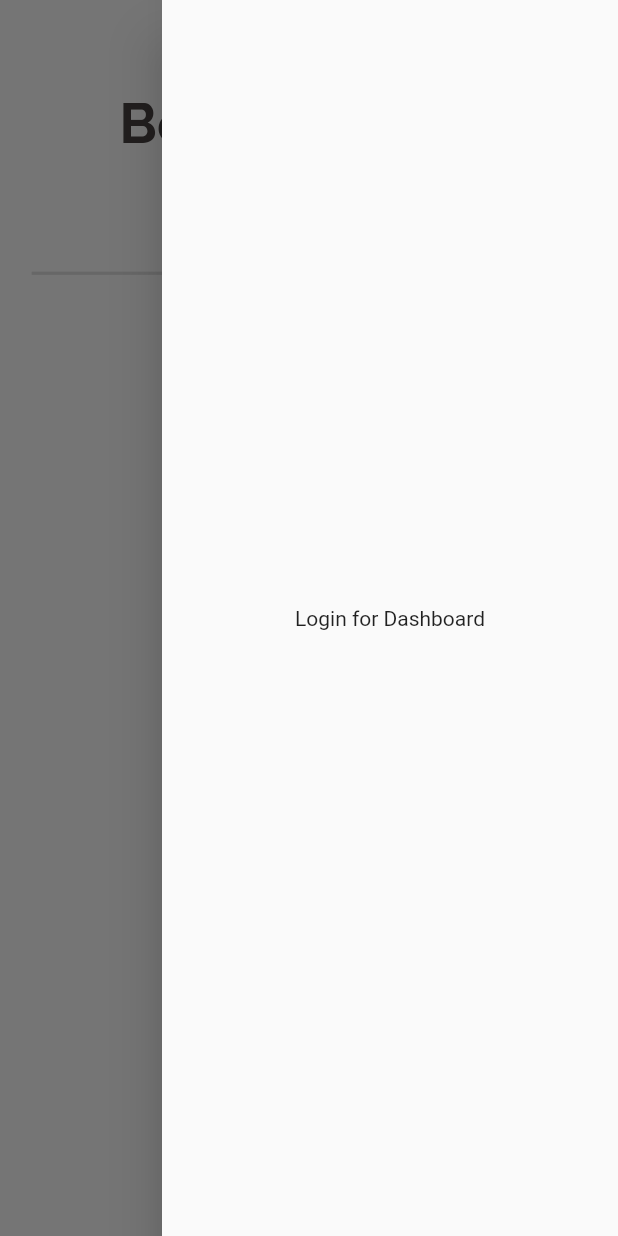
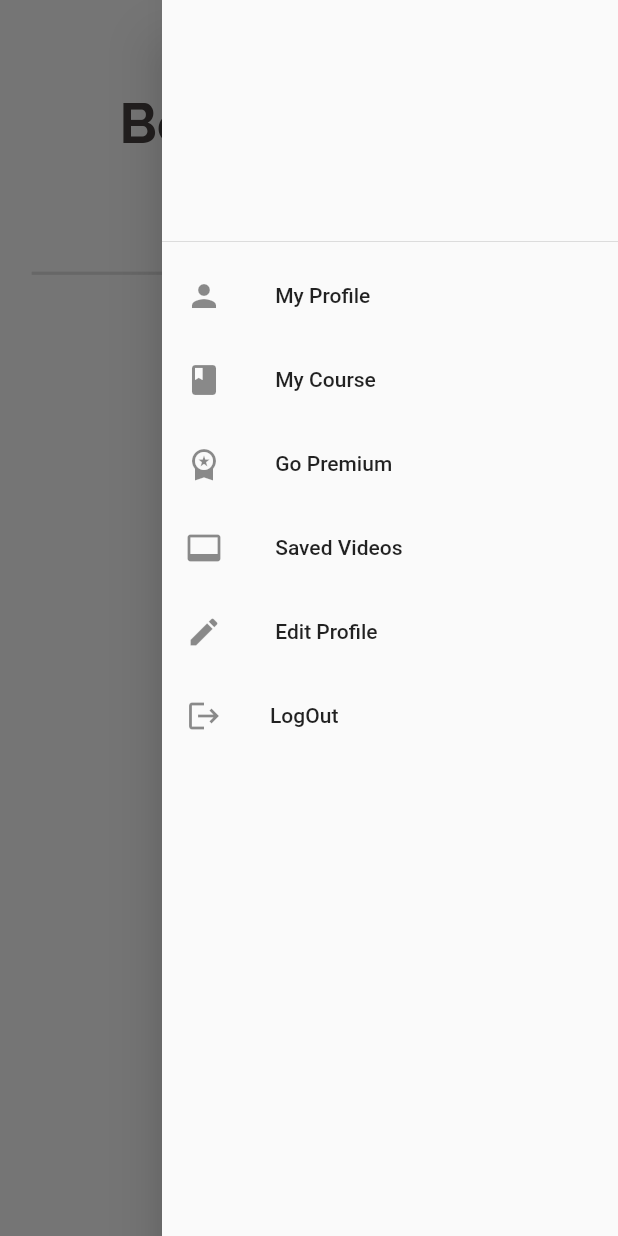
Before and after one commit to Rk-Thakur/Scanskill, a Flutter app: the HomePage screen opened directly, with the side drawer open, on a phone screen of 412 x 824 dp. Run offline on Flutter 3.47's test engine with Material 2 defaults, Android fonts, the phone set to English and light mode, and no system bars; our stand-ins replace bloc, cached_network_image, chewie, dio, equatable, firebase_auth and 11 more; accounts and stored records are empty; network calls fail.

Commit message:
issues solved

```diff
--- a/lib/features/authentication/auth_repository/auth_repository.dart
+++ b/lib/features/authentication/auth_repository/auth_repository.dart
@@ -69,10 +69,8 @@ class AuthRepository {
   }
 
   Future<void> logOut() async {
-    // final token = TokenService().getToken();
     try {
       await DioService().client.post(APIConstants.logout);
-
       TokenService().removeToken();
     } on DioError catch (e) {
       print(e.response);
--- a/lib/features/homepage/view/drawer.dart
+++ b/lib/features/homepage/view/drawer.dart
@@ -4,15 +4,17 @@ import 'package:online_learning_app/core/constants/color.dart';
 import 'package:online_learning_app/core/services/token_services.dart';
 import 'package:online_learning_app/core/ui/textStyle.dart';
 import 'package:online_learning_app/features/authentication/bloc/authentication_bloc.dart';
-import 'package:online_learning_app/features/utils/route.dart';
 
-import '../bloc/catergory_bloc.dart';
-
-class ProfileDrawer extends StatelessWidget {
+class ProfileDrawer extends StatefulWidget {
   const ProfileDrawer({
     Key? key,
   }) : super(key: key);
 
+  @override
+  State<ProfileDrawer> createState() => _ProfileDrawerState();
+}
+
+class _ProfileDrawerState extends State<ProfileDrawer> {
   @override
   Widget build(BuildContext context) {
     final token = TokenService().getToken();
@@ -24,14 +26,17 @@ class ProfileDrawer extends StatelessWidget {
                 child: CircularProgressIndicator(color: iconColor),
               );
             } else if (state.authStatus == AuthStatus.loggedOut) {
+              print('logged or');
               Scaffold.of(context).closeEndDrawer();
 
               Navigator.of(context)
                   .pushNamedAndRemoveUntil('/home', (route) => false);
             }
           },
-        child: token != null
-            ? ListView(
+          child:
+              //  token != null
+              //     ?
+              ListView(
             padding: EdgeInsets.zero,
             children: <Widget>[
               DrawerHeader(
@@ -43,24 +48,21 @@ class ProfileDrawer extends StatelessWidget {
                           color: iconColor,
                         ),
                       );
-                        } else if (state.profileStatus ==
-                            ProfileStatus.loaded) {
+                    } else if (state.profileStatus == ProfileStatus.loaded) {
                       return UserAccountsDrawerHeader(
                           accountName: Text(
                             "${state.userProfileModel.data!.firstName!} " +
                                 "${state.userProfileModel.data!.lastName!}",
                             style: textStyle(
-                                    color: textColor,
-                                    fontWeight: FontWeight.bold),
+                                color: textColor, fontWeight: FontWeight.bold),
                           ),
-                              decoration: const BoxDecoration(
-                                  color: Colors.transparent),
+                          decoration:
+                              const BoxDecoration(color: Colors.transparent),
                           accountEmail: Text(
                             // userState.userModel.email.toString(),
                             state.userProfileModel.data!.email!,
                             style: textStyle(
-                                    color: textColor,
-                                    fontWeight: FontWeight.bold),
+                                color: textColor, fontWeight: FontWeight.bold),
                           ),
                           currentAccountPictureSize: const Size.square(50),
                           currentAccountPicture: const CircleAvatar(
@@ -115,27 +117,27 @@ class ProfileDrawer extends StatelessWidget {
                 title: const Text('LogOut'),
                 onTap: () {
                   print('logout');
-
-                      context
-                          .read<AuthenticationBloc>()
-                          .add(AuthenticationLogoutRequested());
+                  setState(() {
+                    context.read<AuthenticationBloc>()
+                      ..add(AuthenticationLogoutRequested());
+                  });
                 },
               ),
             ],
           )
-            : Center(
-                child: Column(
-                  mainAxisAlignment: MainAxisAlignment.center,
-                  children: [
-                    const Text("Login for Dashboard"),
-                    // ElevatedButton(
-                    //     onPressed: () {
-                    //       Navigator.pushNamed(context, loginScreen);
-                    //     },
-                    //     child: const Text("Login"))
-                  ],
-                ),
-              ),
+          // : Center(
+          //     child: Column(
+          //       mainAxisAlignment: MainAxisAlignment.center,
+          //       children: [
+          //         const Text("Login for Dashboard"),
+          //         // ElevatedButton(
+          //         //     onPressed: () {
+          //         //       Navigator.pushNamed(context, loginScreen);
+          //         //     },
+          //         //     child: const Text("Login"))
+          //       ],
+          //     ),
+          //   ),
           ),
     );
   }
--- a/lib/features/homepage/view/homePage.dart
+++ b/lib/features/homepage/view/homePage.dart
@@ -43,8 +43,6 @@ class _HomePageState extends State<HomePage> {
 
   @override
   void initState() {
-    // final userState = context.watch<AuthenticationBloc>().state;
-    // print(userState.userModel.isLogin);
     super.initState();
   }
 
--- a/lib/features/homepage/widgets/appBarWidget.dart
+++ b/lib/features/homepage/widgets/appBarWidget.dart
@@ -55,8 +55,8 @@ class appBarWidget extends StatelessWidget {
                   backgroundImage: AssetImage('assets/scanskill.jpeg'),
                   radius: 50,
                 ),
-                // tooltip: 'Comment Icon',
                 onPressed: () {
+                  print("profile drawer open");
                   context
                       .read<AuthenticationBloc>()
                       .add(FetchUserProfileEvent());
@@ -64,7 +64,7 @@ class appBarWidget extends StatelessWidget {
                   Scaffold.of(context).openEndDrawer();
                 },
               )
-            : Container()
+            : SizedBox.shrink()
       ],
     );
   }
--- a/lib/main.dart
+++ b/lib/main.dart
@@ -11,6 +11,7 @@ import 'package:online_learning_app/core/services/token_services.dart';
 import 'package:online_learning_app/features/authentication/bloc/authentication_bloc.dart';
 
 import 'package:online_learning_app/features/utils/router.dart';
+import 'package:online_learning_app/testing.dart';
 import 'package:path_provider/path_provider.dart';
 
 import 'core/model/network_connection.dart';
@@ -57,6 +58,7 @@ class MyApp extends StatelessWidget {
             // initialRoute: '/home',
             // home: StoryPage(storymodel: firststories),
             debugShowCheckedModeBanner: false,
+            // home: PaginationDemo(),
             onGenerateRoute: appRouter.onGeneratorRoute,
           ),
         );
```
Also changed, not shown: lib/features/homepage/view/storyView.dart (+22 -17 lines), lib/testing.dart (+79 -25 lines). Lines whose indentation alone changed are shown as unchanged.
